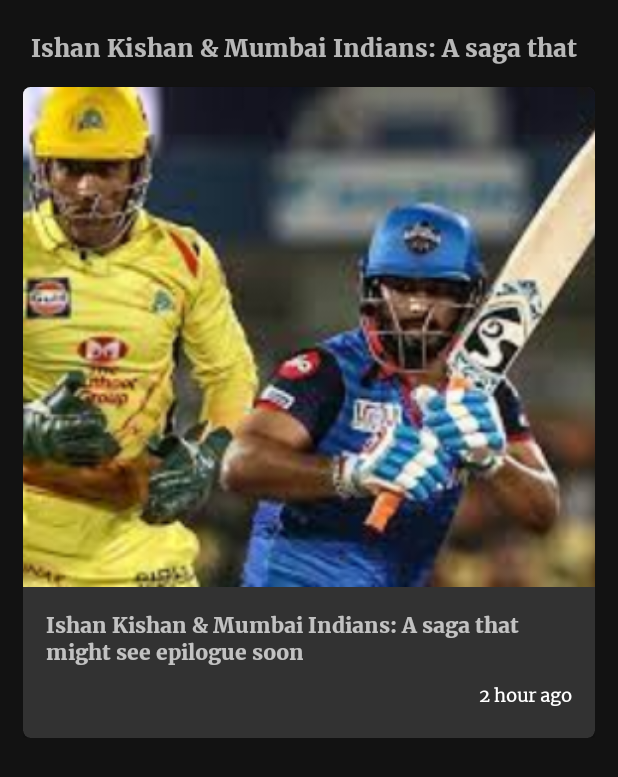
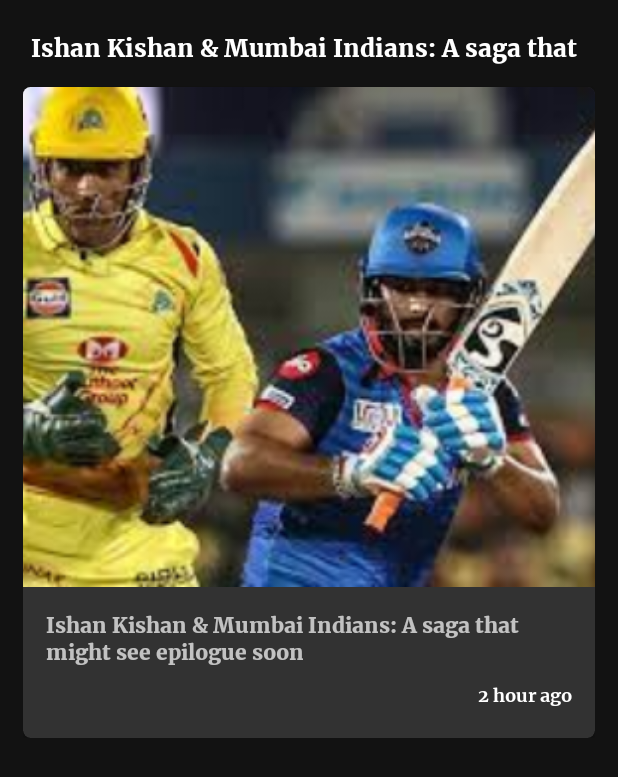
Before and after one commit to rachit0904/CricketScoreApp, an Android app: the layout card_news_rv.xml on its own in the app's theme, with its tools: preview values and no code run, on a phone screen of 412 x 824 dp. Shown: the top 777 px of the screen. Run offline under Robolectric (Android 15) with nearby library versions, the phone set to English and light mode, and no system bars.

Commit message:
news fragment update

```diff
--- a/app/src/main/res/layout/activity_news_details.xml
+++ b/app/src/main/res/layout/activity_news_details.xml
@@ -55,6 +55,7 @@
                 android:layout_width="match_parent"
                 android:layout_height="wrap_content"
                android:textSize="16sp"
+                android:textColor="@color/white"
                 android:fontFamily="@font/merriweather_bold"
                 android:maxLines="2"
                 android:layout_margin="10dp"
--- a/app/src/main/res/layout/card_news_rv.xml
+++ b/app/src/main/res/layout/card_news_rv.xml
@@ -13,6 +13,7 @@
         android:layout_marginBottom="10dp"
         android:fontFamily="@font/merriweather_black"
         android:maxLines="1"
+        android:textColor="@color/white"
         android:textSize="16sp"
         android:padding="5dp"
         android:baselineAligned="false"
@@ -61,7 +62,7 @@
                 android:layout_below="@id/secondarytitle"
                 android:layout_marginRight="10dp"
                 android:layout_marginBottom="10dp"
-                android:fontFamily="@font/merriweather_light"
+                android:fontFamily="@font/merriweather_bold"
                 android:maxLines="2"
                 android:textStyle="bold"
                 android:textColor="@color/white"
--- a/app/src/main/res/values/ic_launcher_background.xml
+++ b/app/src/main/res/values/ic_launcher_background.xml
@@ -1,4 +1,4 @@
 <?xml version="1.0" encoding="utf-8"?>
 <resources>
-    <color name="ic_launcher_background">#FFFFFF</color>
+    <color name="ic_launcher_background">#000000</color>
 </resources>
```
Also changed, not shown: app/src/main/res/drawable/tabindicator_gradient_color.xml (deleted, +0 -8 lines), app/src/main/ic_launcher-playstore.png, app/src/main/res/mipmap-hdpi/ic_launcher.png, app/src/main/res/mipmap-hdpi/ic_launcher_foreground.png, app/src/main/res/mipmap-hdpi/ic_launcher_round.png, app/src/main/res/mipmap-mdpi/ic_launcher.png, app/src/main/res/mipmap-mdpi/ic_launcher_foreground.png, app/src/main/res/mipmap-mdpi/ic_launcher_round.png, app/src/main/res/mipmap-xhdpi/ic_launcher.png, app/src/main/res/mipmap-xhdpi/ic_launcher_foreground.png, app/src/main/res/mipmap-xhdpi/ic_launcher_round.png, app/src/main/res/mipmap-xxhdpi/ic_launcher.png, app/src/main/res/mipmap-xxhdpi/ic_launcher_foreground.png, app/src/main/res/mipmap-xxhdpi/ic_launcher_round.png, 3 more files.
